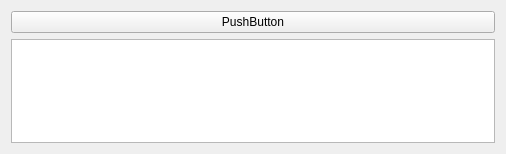
Old version of the form Lecture_BDD/TableauB.ui in the repository simzrch/Projet_Entremont.
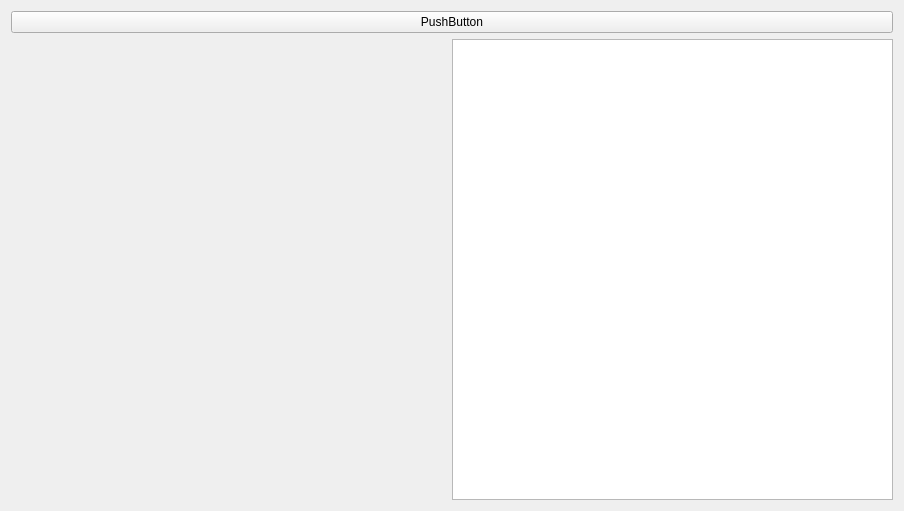
New version of the form.

What changed in the file:
```diff
--- a/Lecture_BDD/TableauB.ui
+++ b/Lecture_BDD/TableauB.ui
@@ -6,8 +6,8 @@
    <rect>
     <x>0</x>
     <y>0</y>
-    <width>506</width>
-    <height>154</height>
+    <width>904</width>
+    <height>511</height>
    </rect>
   </property>
   <property name="windowTitle">
@@ -22,7 +22,24 @@
     </widget>
    </item>
    <item>
-    <widget class="QTableWidget" name="tableWidget"/>
+    <layout class="QHBoxLayout" name="horizontalLayout">
+     <item>
+      <spacer name="horizontalSpacer">
+       <property name="orientation">
+        <enum>Qt::Horizontal</enum>
+       </property>
+       <property name="sizeHint" stdset="0">
+        <size>
+         <width>40</width>
+         <height>20</height>
+        </size>
+       </property>
+      </spacer>
+     </item>
+     <item>
+      <widget class="QTableWidget" name="tableWidget"/>
+     </item>
+    </layout>
    </item>
   </layout>
  </widget>
```
